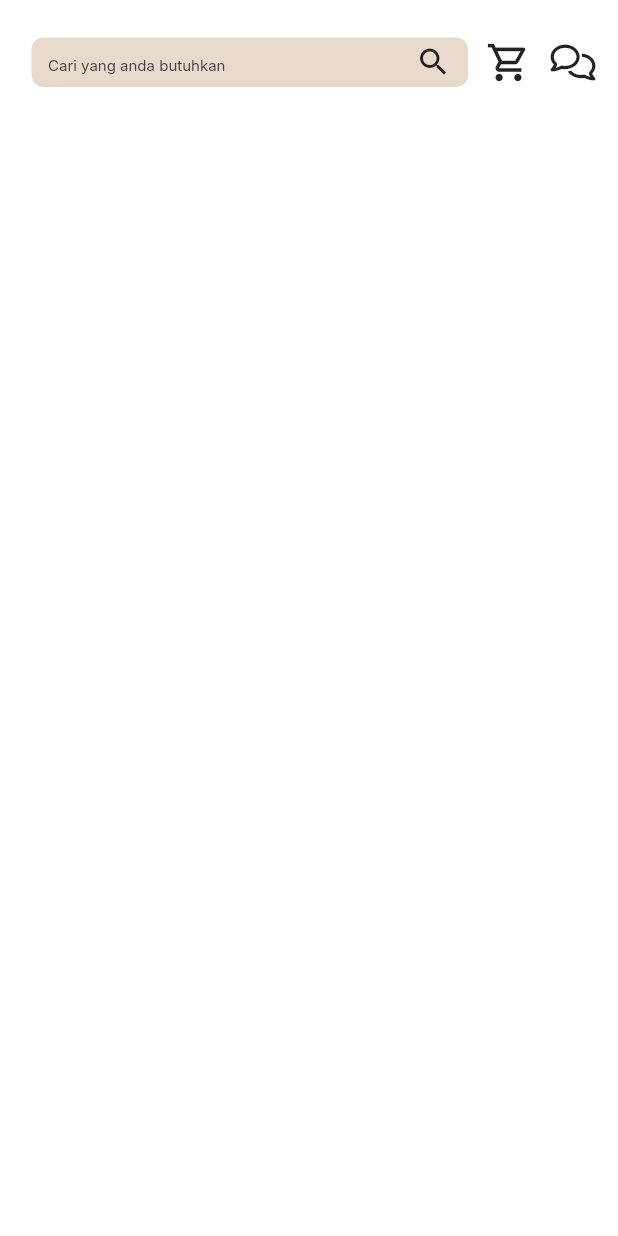
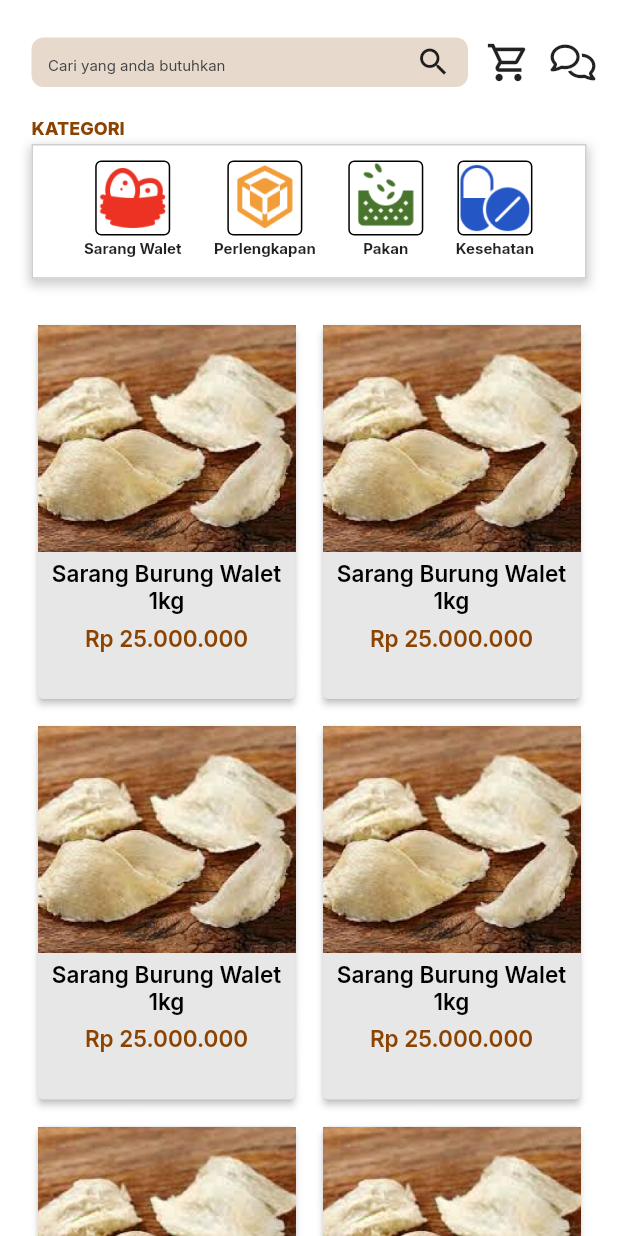
Before and after one commit to FARID-NR/api_app, a Flutter app: the StorePage screen opened by its route, on a phone screen of 412 x 824 dp. Run offline on Flutter 3.47's test engine with Material 2 defaults, Android fonts, the light colour scheme and no system bars; our stand-ins replace expandable_text, flutter_easyloading, flutter_linkify, flutter_screenutil, flutter_vector_icons, get and 1 more.

Commit message:
ui untuk store sudah

```diff
--- a/lib/pages/main_navigation/store/view.dart
+++ b/lib/pages/main_navigation/store/view.dart
@@ -1,4 +1,5 @@
 import 'package:api_app/common/values/colors.dart';
+import 'package:api_app/pages/main_navigation/store/widget/itemKategori.dart';
 import 'package:flutter/material.dart';
 import 'package:flutter_screenutil/flutter_screenutil.dart';
 import 'package:flutter_vector_icons/flutter_vector_icons.dart';
@@ -56,21 +57,199 @@ class StorePage extends GetView<StoreController> {
     );
   }
 
+  Widget _buildKategori(){
+    return Column(
+      crossAxisAlignment: CrossAxisAlignment.start,
+      children: [
+        Container(
+          margin: EdgeInsets.only(top: 20),
+          child: Text(
+            'KATEGORI',
+            style: GoogleFonts.inter(
+              color: AppColors.primaryElement,
+              fontSize: 12,
+              fontWeight: FontWeight.w800
+            ),
+          ),
+        ),
+        SizedBox(height: 3),
+        Container(
+          height: 85.h,
+          width: double.infinity,
+          padding: EdgeInsets.symmetric(horizontal: 34, vertical: 10),
+          decoration: BoxDecoration(
+            color: Colors.white,
+            border: Border.all(
+              color: Colors.grey.withOpacity(0.5),
+              width: 1
+            ),
+            boxShadow: [
+              BoxShadow(
+                color: Colors.grey.withOpacity(0.5),
+                spreadRadius: 2,
+                blurRadius: 5,
+                offset: Offset(0, 3)
+              )
+            ]
+          ),
+          child: Row(
+            mainAxisAlignment: MainAxisAlignment.spaceBetween,
+            children: [
+              Column(
+                children: [
+                  Container(
+                    height: 50,
+                    width: 50,
+                    decoration: BoxDecoration(
+                      border: Border.all(
+                        color: Colors.black,
+                        width: 1
+                      ),
+                      borderRadius: BorderRadius.circular(4),
+                      image: DecorationImage(
+                        image: AssetImage(
+                          'assets/images/nest.png',
+                        )
+                      )
+                    ),
+                  ),
+                  SizedBox(height: 2),
+                  Text(
+                    'Sarang Walet',
+                    style: GoogleFonts.inter(
+                      fontSize: 10,
+                      fontWeight: FontWeight.bold
+                    ),
+                  )
+                ],
+              ),
+              Column(
+                children: [
+                  Container(
+                    height: 50,
+                    width: 50,
+                    decoration: BoxDecoration(
+                      border: Border.all(
+                        color: Colors.black,
+                        width: 1
+                      ),
+                      borderRadius: BorderRadius.circular(4),
+                      image: DecorationImage(
+                        image: AssetImage(
+                          'assets/images/perlengkapan.png',
+                        )
+                      )
+                    ),
+                  ),
+                  SizedBox(height: 2),
+                  Text(
+                    'Perlengkapan',
+                    style: GoogleFonts.inter(
+                      fontSize: 10,
+                      fontWeight: FontWeight.bold
+                    ),
+                  )
+                ],
+              ),
+              Column(
+                children: [
+                  Container(
+                    height: 50,
+                    width: 50,
+                    decoration: BoxDecoration(
+                      border: Border.all(
+                        color: Colors.black,
+                        width: 1
+                      ),
+                      borderRadius: BorderRadius.circular(4),
+                      image: DecorationImage(
+                        image: AssetImage(
+                          'assets/images/makanan.png',
+                        )
+                      )
+                    ),
+                  ),
+                  SizedBox(height: 2),
+                  Text(
+                    'Pakan',
+                    style: GoogleFonts.inter(
+                      fontSize: 10,
+                      fontWeight: FontWeight.bold
+                    ),
+                  )
+                ],
+              ),
+              Column(
+                children: [
+                  Container(
+                    height: 50,
+                    width: 50,
+                    decoration: BoxDecoration(
+                      border: Border.all(
+                        color: Colors.black,
+                        width: 1
+                      ),
+                      borderRadius: BorderRadius.circular(4),
+                      image: DecorationImage(
+                        image: AssetImage(
+                          'assets/images/obat.png',
+                        )
+                      )
+                    ),
+                  ),
+                  SizedBox(height: 2),
+                  Text(
+                    'Kesehatan',
+                    style: GoogleFonts.inter(
+                      fontSize: 10,
+                      fontWeight: FontWeight.bold
+                    ),
+                  )
+                ],
+              )
+            ],
+          ),
+        )
+      ],
+    );
+  }
+
+  Widget _buildJualan(){
+    return SliverPadding(
+      padding: const EdgeInsets.only(top: 25, right: 21, left: 21, bottom: 2),
+      sliver: SliverGrid(
+        gridDelegate: SliverGridDelegateWithFixedCrossAxisCount(
+          mainAxisSpacing: 10,
+          crossAxisSpacing: 10,
+          crossAxisCount: 2,
+          childAspectRatio: 0.7,
+        ),
+        delegate: SliverChildBuilderDelegate(
+          (context, index) => ItemKategori(),
+          childCount: 6
+        ),
+      ),
+    );
+  }
+
 
   @override
   Widget build(BuildContext context) {
     return SafeArea(
       child: Scaffold(
-        body: ListView(
-          children: [
-            Padding(
-              padding: const EdgeInsets.only(top: 25, right: 21, left: 21, bottom: 2),
-              child: Column(
-                children: [
-                  _buildSearchLon(),
-                ],
-              ),
-            )
+        body: CustomScrollView(
+          slivers: [
+            SliverPadding(
+          padding: const EdgeInsets.only(top: 25, right: 21, left: 21, bottom: 2),
+          sliver: SliverList(
+            delegate: SliverChildListDelegate([
+              _buildSearchLon(),
+              _buildKategori(),
+
+            ]),
+          ),
+        ),
+        _buildJualan(),
           ],
         )
       ),
--- /dev/null
+++ b/lib/pages/main_navigation/store/widget/itemKategori.dart
@@ -0,0 +1,48 @@
+import 'package:api_app/common/style/color.dart';
+import 'package:api_app/common/values/colors.dart';
+import 'package:flutter/material.dart';
+import 'package:google_fonts/google_fonts.dart';
+
+class ItemKategori extends StatelessWidget {
+  const ItemKategori({super.key});
+
+  @override
+  Widget build(BuildContext context) {
+    return GestureDetector(
+      onTap: () {
+
+      },
+      child: Card(
+        elevation: 2,
+        color: Color(0xFFE7E7E7),
+        child: Column(
+          children: [
+            Image.asset(
+              'assets/images/sarang.png'
+            ),
+            SizedBox(height: 5),
+            Text(
+              'Sarang Burung Walet 1kg',
+              style: GoogleFonts.inter(
+                color: Colors.black,
+                fontSize: 15,
+                fontWeight: FontWeight.w600
+              ),
+              textAlign: TextAlign.center,
+            ),
+            SizedBox(height: 7),
+            Text(
+              'Rp 25.000.000',
+              style: GoogleFonts.inter(
+                color: AppColors.primaryElement,
+                fontSize: 15,
+                fontWeight: FontWeight.w600
+              ),
+            )
+          ],
+        ),
+      ),
+
+    );
+  }
+}
```
Also changed, not shown: assets/images/makanan.png (added), assets/images/nest.png (added), assets/images/obat.png (added), assets/images/perlengkapan.png (added), assets/images/sarang.png (added).
